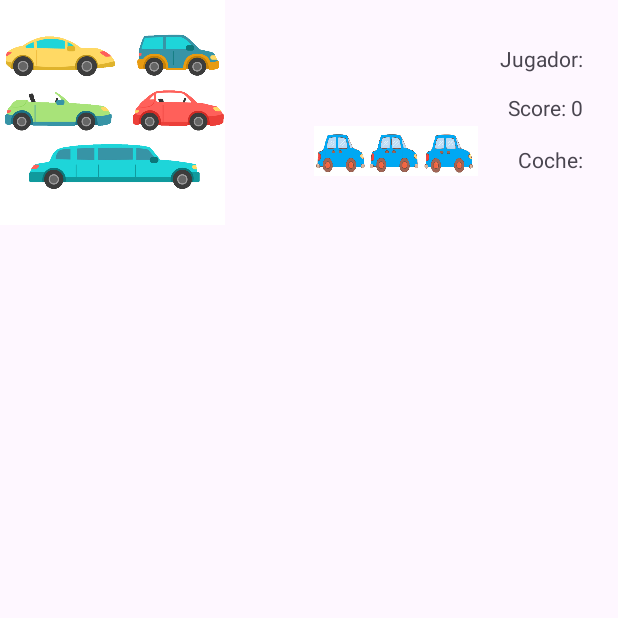
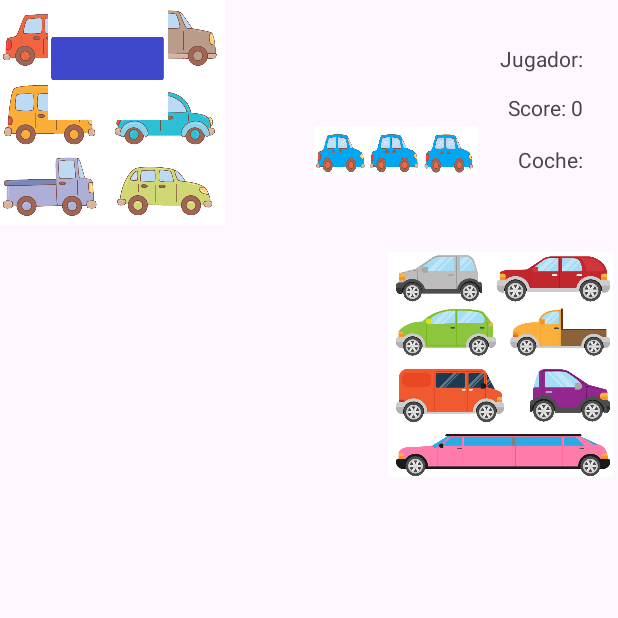
Before and after one commit to juanka2023/operaciones, an Android app: the Mainnivel2 screen opened directly, with no data from a screen before it, on a phone screen of 412 x 824 dp, the top half of it. Run offline under Robolectric (Android 15) with nearby library versions, the phone set to English and light mode, and no system bars.

Commit message:
nivel 2 imagenes

```diff
--- a/app/src/main/java/com/example/operaciones/Mainnivel1.java
+++ b/app/src/main/java/com/example/operaciones/Mainnivel1.java
@@ -37,8 +37,6 @@ public class Mainnivel1 extends AppCompatActivity {
 
         String texto = getIntent().getStringExtra("texto");
         tv_nombre.setText("Jugador: " + texto);
-
-
 
 
     }
--- a/app/src/main/res/layout/activity_mainnivel2.xml
+++ b/app/src/main/res/layout/activity_mainnivel2.xml
@@ -52,15 +52,29 @@
         android:id="@+id/imageView2"
         android:layout_width="150dp"
         android:layout_height="150dp"
-        app:srcCompat="@drawable/imagen9"
-        tools:layout_editor_absoluteX="16dp"
-        tools:layout_editor_absoluteY="208dp" />
+        android:layout_marginTop="168dp"
+        android:layout_marginEnd="3dp"
+        android:contentDescription="@string/app_name"
+        app:layout_constraintEnd_toEndOf="parent"
+        app:layout_constraintTop_toTopOf="parent"
+        app:srcCompat="@drawable/siete" />
 
     <ImageView
         android:id="@+id/imageView3"
         android:layout_width="150dp"
         android:layout_height="150dp"
-        app:srcCompat="@drawable/imagen5"
-        tools:layout_editor_absoluteX="245dp"
-        tools:layout_editor_absoluteY="208dp" />
+        android:contentDescription="@string/app_name"
+        app:srcCompat="@drawable/seis"
+        tools:layout_editor_absoluteX="5dp"
+        tools:layout_editor_absoluteY="173dp" />
+
+    <ImageView
+        android:id="@+id/imageView6"
+        android:layout_width="144dp"
+        android:layout_height="80dp"
+        android:contentDescription="@string/app_name"
+        app:srcCompat="@drawable/resta"
+        tools:layout_editor_absoluteX="139dp"
+        tools:layout_editor_absoluteY="215dp" />
+
 </androidx.constraintlayout.widget.ConstraintLayout>
```
Also changed, not shown: app/src/main/res/layout/activity_mainnivel1.xml (+9 -8 lines), app/src/main/res/drawable/cinco.png (renamed from app/src/main/res/drawable/imagen5.png), app/src/main/res/drawable/cuatro.png, app/src/main/res/drawable/dos.png, app/src/main/res/drawable/imagen1.png (deleted), app/src/main/res/drawable/imagen2.png (deleted), app/src/main/res/drawable/imagen3.png (deleted), app/src/main/res/drawable/imagen4.png (deleted), app/src/main/res/drawable/imagen6.png (deleted), app/src/main/res/drawable/imagen8.png (deleted), app/src/main/res/drawable/imagen9.png (deleted), app/src/main/res/drawable/nueve.png, app/src/main/res/drawable/ocho.png, app/src/main/res/drawable/seis.png, 4 more files.
